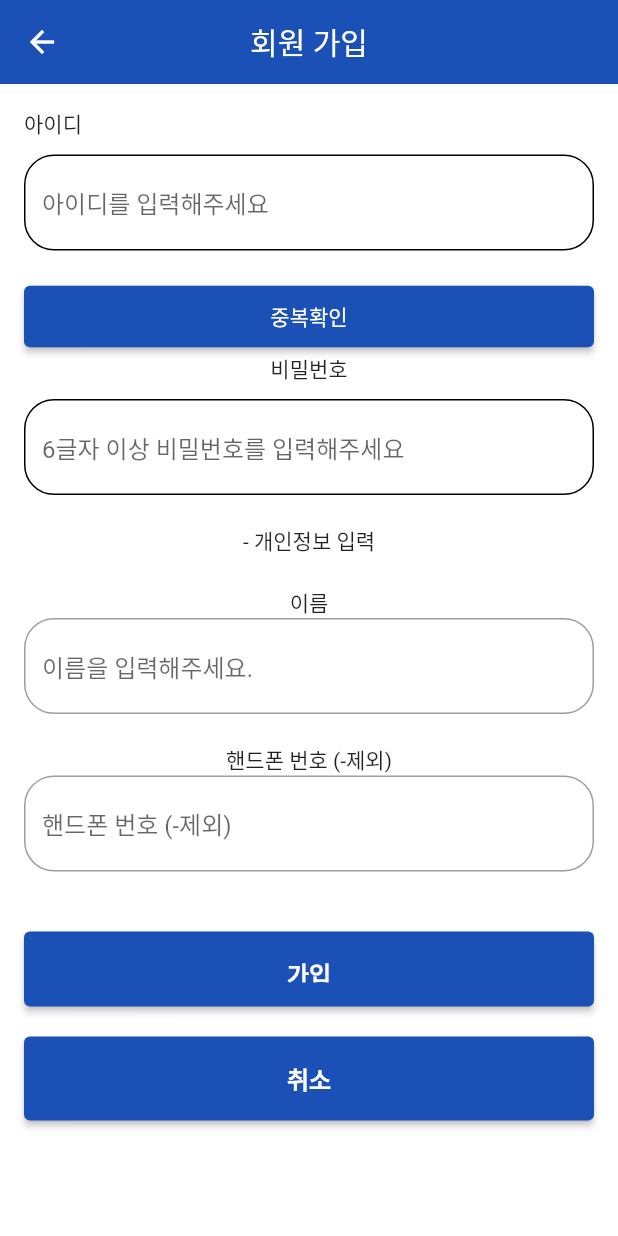
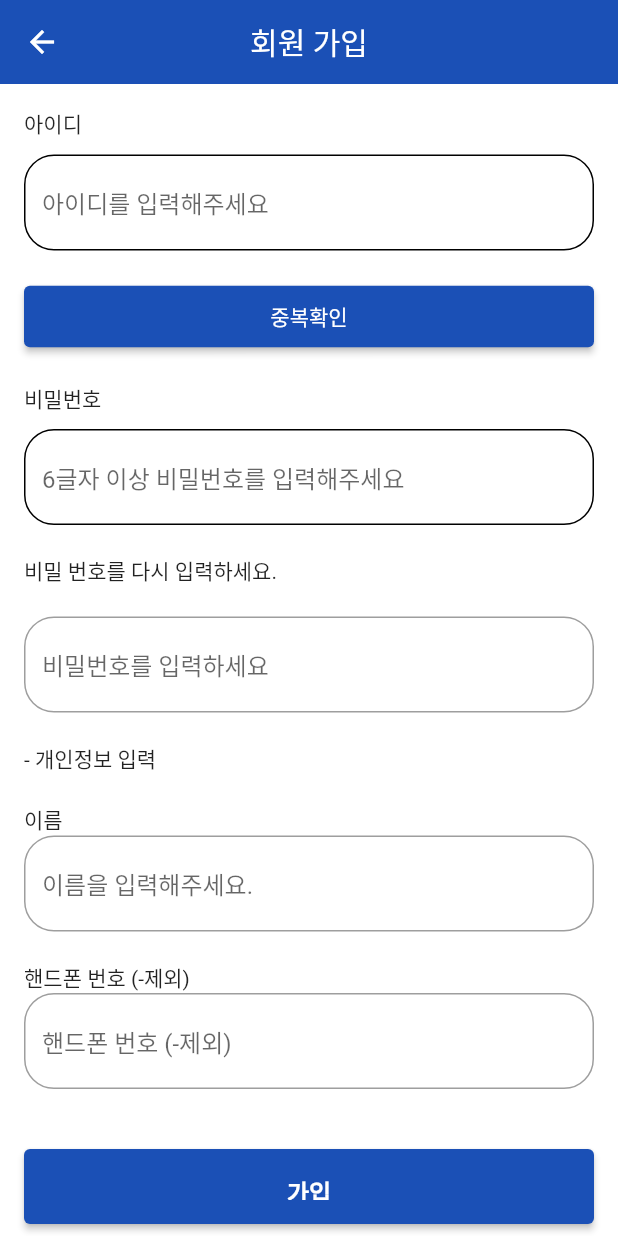
Before and after one commit to t-geon/wbc_detector, a Flutter app: the SignUpPage screen opened by its route, on a phone screen of 412 x 824 dp. Run offline on Flutter 3.47's test engine with Material 2 defaults, Android fonts, the phone set to English and light mode, and no system bars; our stand-ins replace cloud_firestore, file_picker, firebase_auth, firebase_core, flutter_svg, open_file; accounts and stored records are empty; Roboto replaces fonts that are missing (nanumGothic).

Commit message:
비밀번호 다시 입력하는 칸 추가

```diff
--- a/lib/pages/login/sign_up_page.dart
+++ b/lib/pages/login/sign_up_page.dart
@@ -127,6 +127,30 @@ class _SignUpPageState extends State<SignUpPage> {
         ));
   }
 
+  Widget checkPassword(){
+    return Padding(
+      padding: EdgeInsets.only(top:20),
+      child: TextFormField(
+        key: ValueKey(2),
+        decoration: InputDecoration(
+          hintText: "비밀번호를 입력하세요",
+          border: OutlineInputBorder(
+            borderRadius: BorderRadius.all(Radius.circular(20)),
+            borderSide: BorderSide(color: Colors.blue),
+          ),
+        ),
+        validator: (value) {
+          if (value!.isEmpty || value != _userPassword) {
+            return 'Password is not same.';
+          }
+          else{
+            return null;
+          }
+        },
+      )
+    );
+  }
+
   //회원가입 버튼
   Widget signupButton() {
     return Padding(
@@ -139,10 +163,11 @@ class _SignUpPageState extends State<SignUpPage> {
             padding: EdgeInsets.all(16),
           ),
           onPressed: () async {
-            _tryValidation();
+            if (_formKey.currentState!.validate()) {
               _userId = (await _auth.signUp(_userId, _userPassword))!;
               print("Sign up for user $_userId");
               Navigator.pop(context);
+            }
           },
           child: Center(
             child: Text(
@@ -217,10 +242,14 @@ class _SignUpPageState extends State<SignUpPage> {
               Form(
                 key: _formKey,
                 child: Column(
+                  crossAxisAlignment: CrossAxisAlignment.start,
                   children: [
+                    SizedBox(height: l_gap),
                     Text('비밀번호'),
                     passwordInput(),
-
+                    SizedBox(height: l_gap),
+                    Text('비밀 번호를 다시 입력하세요.'),
+                    checkPassword(),
                     Padding(padding: EdgeInsets.symmetric(vertical: 10)),
                     Text('- 개인정보 입력'),
                     Padding(padding: EdgeInsets.symmetric(vertical: 10)),
@@ -238,6 +267,9 @@ class _SignUpPageState extends State<SignUpPage> {
                         if (value!.isEmpty || value.length > 9) {
                           return 'Please enter a valid name.';
                         }
+                        else {
+                          return null;
+                        }
                       },
                     ),
                     SizedBox(height: l_gap),
@@ -254,6 +286,9 @@ class _SignUpPageState extends State<SignUpPage> {
                       validator: (value) {
                         if (value!.isEmpty || value.length != 11) {
                           return 'Please enter a valid phone number.';
+                        }
+                        else{
+                          return null;
                         }
                       },
                     ),
```
Lines whose indentation alone changed are shown as unchanged.
